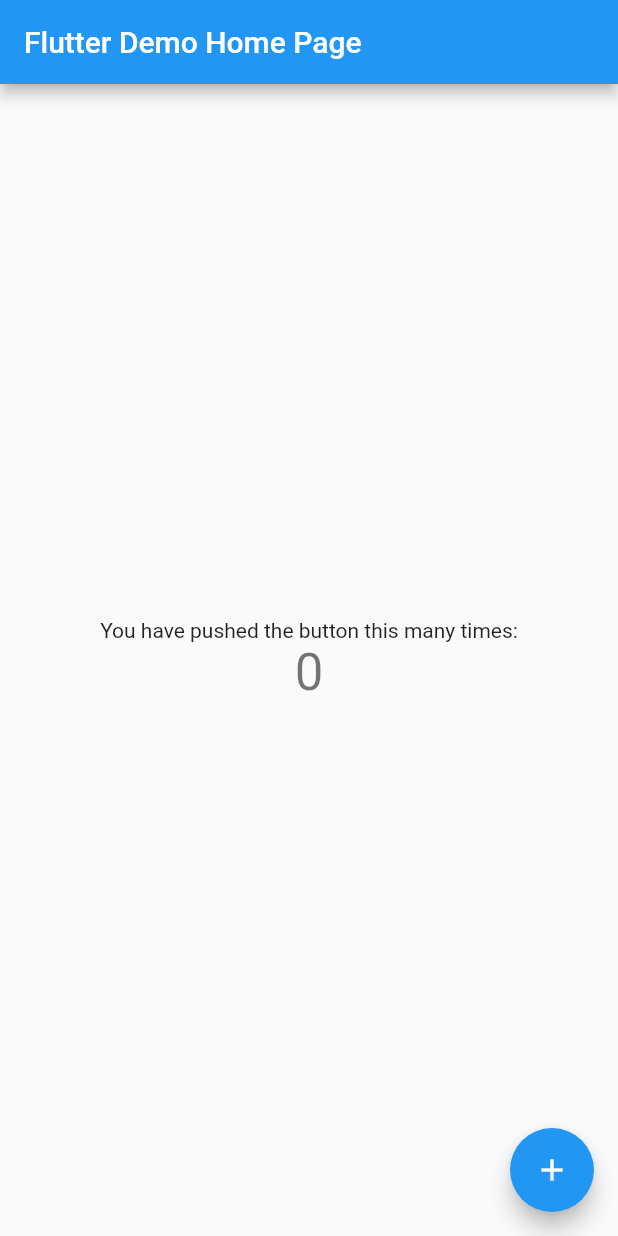
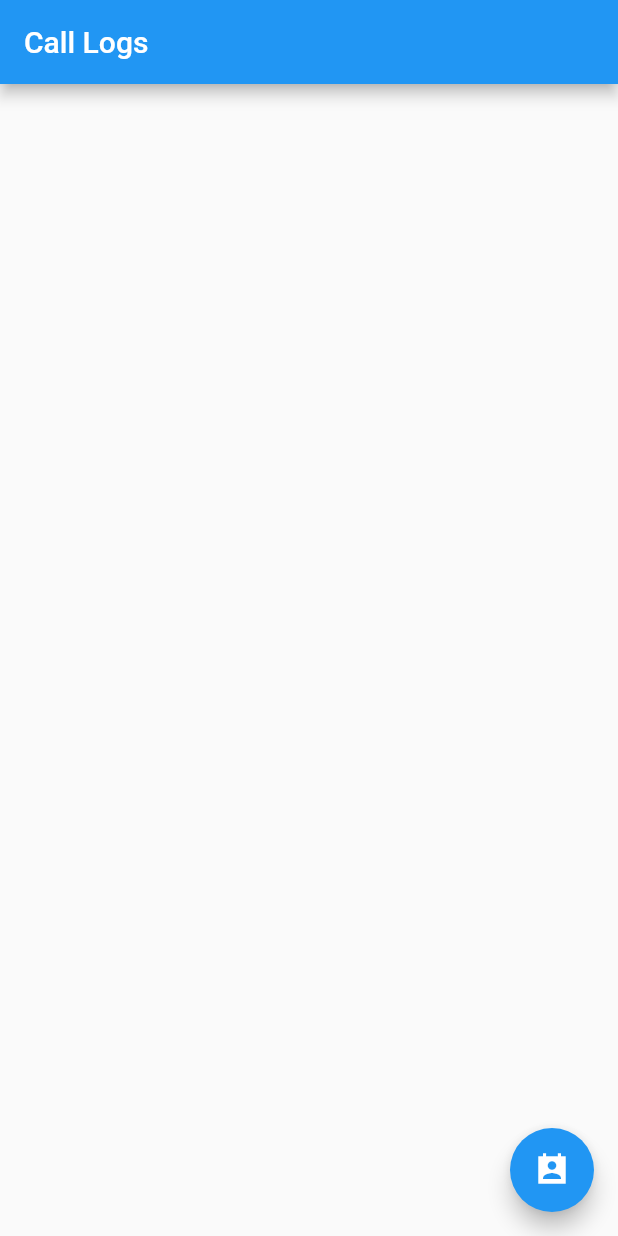
Before and after one commit to ChandraChaan/teleconn, a Flutter app: the screen it shows after launch, on a phone screen of 412 x 824 dp. Run offline on Flutter 3.47's test engine with Material 2 defaults, Android fonts, the phone set to English and light mode, and no system bars; missing offline and left inert: call_log.

Commit message:
call log commit

```diff
--- a/lib/main.dart
+++ b/lib/main.dart
@@ -1,4 +1,6 @@
 import 'package:flutter/material.dart';
+import 'package:teleconnect/ui/callLogsPage.dart';
+import 'package:teleconnect/ui/home.dart';
 
 void main() {
   runApp(const MyApp());
@@ -7,109 +9,14 @@ void main() {
 class MyApp extends StatelessWidget {
   const MyApp({Key? key}) : super(key: key);
 
-  // This widget is the root of your application.
   @override
   Widget build(BuildContext context) {
     return MaterialApp(
-      title: 'Flutter Demo',
+      title: 'Secure phone BackUp',
       theme: ThemeData(
-        // This is the theme of your application.
-        //
-        // Try running your application with "flutter run". You'll see the
-        // application has a blue toolbar. Then, without quitting the app, try
-        // changing the primarySwatch below to Colors.green and then invoke
-        // "hot reload" (press "r" in the console where you ran "flutter run",
-        // or simply save your changes to "hot reload" in a Flutter IDE).
-        // Notice that the counter didn't reset back to zero; the application
-        // is not restarted.
         primarySwatch: Colors.blue,
       ),
-      home: const MyHomePage(title: 'Flutter Demo Home Page'),
+      home: callLogsPage(),
     );
   }
 }
-
-class MyHomePage extends StatefulWidget {
-  const MyHomePage({Key? key, required this.title}) : super(key: key);
-
-  // This widget is the home page of your application. It is stateful, meaning
-  // that it has a State object (defined below) that contains fields that affect
-  // how it looks.
-
-  // This class is the configuration for the state. It holds the values (in this
-  // case the title) provided by the parent (in this case the App widget) and
-  // used by the build method of the State. Fields in a Widget subclass are
-  // always marked "final".
-
-  final String title;
-
-  @override
-  State<MyHomePage> createState() => _MyHomePageState();
-}
-
-class _MyHomePageState extends State<MyHomePage> {
-  int _counter = 0;
-
-  void _incrementCounter() {
-    setState(() {
-      // This call to setState tells the Flutter framework that something has
-      // changed in this State, which causes it to rerun the build method below
-      // so that the display can reflect the updated values. If we changed
-      // _counter without calling setState(), then the build method would not be
-      // called again, and so nothing would appear to happen.
-      _counter++;
-    });
-  }
-
-  @override
-  Widget build(BuildContext context) {
-    // This method is rerun every time setState is called, for instance as done
-    // by the _incrementCounter method above.
-    //
-    // The Flutter framework has been optimized to make rerunning build methods
-    // fast, so that you can just rebuild anything that needs updating rather
-    // than having to individually change instances of widgets.
-    return Scaffold(
-      appBar: AppBar(
-        // Here we take the value from the MyHomePage object that was created by
-        // the App.build method, and use it to set our appbar title.
-        title: Text(widget.title),
-      ),
-      body: Center(
-        // Center is a layout widget. It takes a single child and positions it
-        // in the middle of the parent.
-        child: Column(
-          // Column is also a layout widget. It takes a list of children and
-          // arranges them vertically. By default, it sizes itself to fit its
-          // children horizontally, and tries to be as tall as its parent.
-          //
-          // Invoke "debug painting" (press "p" in the console, choose the
-          // "Toggle Debug Paint" action from the Flutter Inspector in Android
-          // Studio, or the "Toggle Debug Paint" command in Visual Studio Code)
-          // to see the wireframe for each widget.
-          //
-          // Column has various properties to control how it sizes itself and
-          // how it positions its children. Here we use mainAxisAlignment to
-          // center the children vertically; the main axis here is the vertical
-          // axis because Columns are vertical (the cross axis would be
-          // horizontal).
-          mainAxisAlignment: MainAxisAlignment.center,
-          children: <Widget>[
-            const Text(
-              'You have pushed the button this many times:',
-            ),
-            Text(
-              '$_counter',
-              style: Theme.of(context).textTheme.headline4,
-            ),
-          ],
-        ),
-      ),
-      floatingActionButton: FloatingActionButton(
-        onPressed: _incrementCounter,
-        tooltip: 'Increment',
-        child: const Icon(Icons.add),
-      ), // This trailing comma makes auto-formatting nicer for build methods.
-    );
-  }
-}
--- /dev/null
+++ b/lib/ui/callLogsPage.dart
@@ -0,0 +1,72 @@
+import 'dart:convert';
+import 'package:flutter/material.dart';
+import 'package:call_log/call_log.dart';
+
+class callLogsPage extends StatefulWidget {
+  const callLogsPage({Key? key}) : super(key: key);
+
+  @override
+  State<callLogsPage> createState() => _callLogsPageState();
+}
+
+class _callLogsPageState extends State<callLogsPage> {
+  late Iterable<CallLogEntry> entries;
+  List<CallLogEntry> callLogsList = [];
+  List<Map<String, dynamic>> fireDdata = [];
+
+  @override
+  void initState() {
+    super.initState();
+  }
+
+  showContacts() async {
+    // GET WHOLE CALL LOG
+    entries = await CallLog.get();
+    callLogsList.addAll(entries);
+    setState(() {});
+    fireDdata.clear();
+    for (int a = 0; a < callLogsList.length; a++)
+      fireDdata.add({
+        'name': '${callLogsList[a].name}',
+        'number': '${callLogsList[a].number}',
+        'callType': '${callLogsList[a].callType}',
+        'time': '${callLogsList[a].timestamp}',
+        'duration': '${callLogsList[a].duration}'
+      });
+    print('new value ' + fireDdata.toString());
+  }
+
+  @override
+  Widget build(BuildContext context) {
+    return Scaffold(
+      appBar: AppBar(
+        title: Text('Call Logs'),
+      ),
+      body: ListView.builder(
+          itemCount: callLogsList.length,
+          shrinkWrap: true,
+          itemBuilder: (BuildContext context, int index) {
+            return ListTile(
+                onTap: () {
+                  print(callLogsList[index].callType.toString());
+                },
+                title: Text(
+                    '${callLogsList[index].name} ${callLogsList[index].number}'),
+                subtitle: Text(
+                    '${callLogsList[index].duration} ${callLogsList[index].timestamp} ${callLogsList[index].cachedNumberLabel}'),
+                trailing: callLogsList[index].callType.toString() ==
+                        'CallType.incoming'
+                    ? Icon(
+                        Icons.arrow_circle_down_sharp,
+                        color: Colors.green,
+                      )
+                    : Icon(Icons.arrow_circle_up_rounded, color: Colors.red));
+          }),
+      floatingActionButton: FloatingActionButton(
+        onPressed: showContacts,
+        tooltip: 'Contacts',
+        child: const Icon(Icons.perm_contact_calendar_sharp),
+      ),
+    );
+  }
+}
--- a/pubspec.yaml
+++ b/pubspec.yaml
@@ -34,6 +34,9 @@ dependencies:
   # The following adds the Cupertino Icons font to your application.
   # Use with the CupertinoIcons class for iOS style icons.
   cupertino_icons: ^1.0.2
+  get: ^4.0.3
+  call_log: ^3.2.3
+
 
 dev_dependencies:
   flutter_test:
```
Also changed, not shown: lib/ui/home.dart (added, +14 -0 lines), pubspec.lock, 1 other file.
